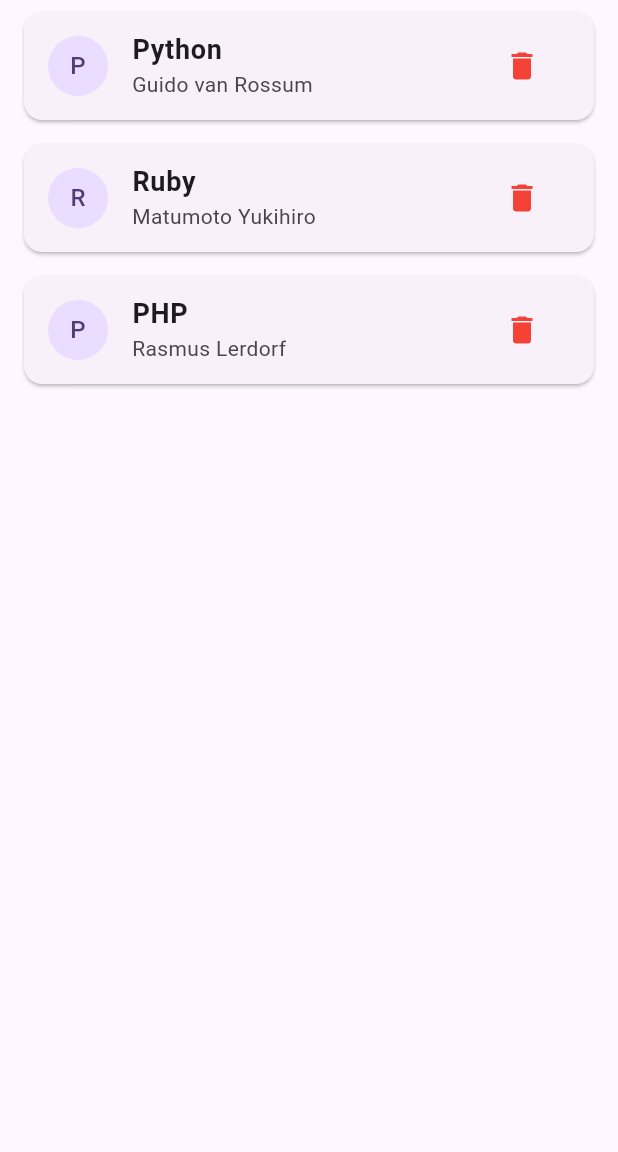
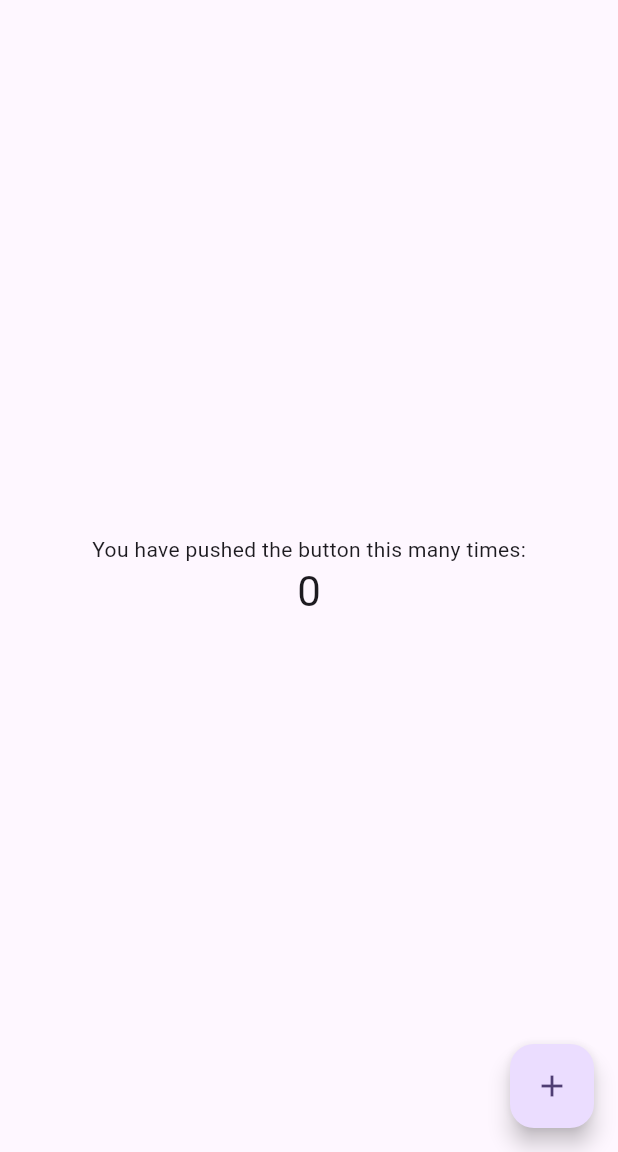
Before and after one commit to mi-tanaka0704/example_app, a Flutter app: the screen it shows after launch, on a phone screen of 412 x 824 dp, the part 84-1236 px from its top. Run offline on Flutter 3.47's test engine with Material 3 defaults, Android fonts, the phone set to English and light mode, and no system bars.

Commit message:
efault counter app push

```diff
--- a/lib/main.dart
+++ b/lib/main.dart
@@ -13,6 +13,7 @@ class MyApp extends StatelessWidget {
       title: 'Flutter Demo',
       theme: ThemeData(
         colorScheme: ColorScheme.fromSeed(seedColor: Colors.deepPurple),
+        //useMaterial3: true,
       ),
       home: const MyHomePage(title: 'Flutter Demo Home Page'),
     );
@@ -29,15 +30,11 @@ class MyHomePage extends StatefulWidget {
 }
 
 class _MyHomePageState extends State<MyHomePage> {
-  Map<String, String> languages = {
-    'Python': 'Guido van Rossum',
-    'Ruby': 'Matumoto Yukihiro',
-    'PHP': 'Rasmus Lerdorf'
-  };
+  int _counter = 0;
 
-  void _removeLanguage(String key) {
+  void _incrementCounter() {
     setState(() {
-      languages.remove(key);
+      _counter++;
     });
   }
 
@@ -49,44 +46,23 @@ class _MyHomePageState extends State<MyHomePage> {
         title: Text(widget.title),
       ),
       body: Center(
-        child: languages.isEmpty
-            ? const Text(
-          'No languages available',
-          style: TextStyle(fontSize: 18),
-        )
-            : ListView.builder(
-          itemCount: languages.length,
-          itemBuilder: (context, index) {
-            String language = languages.keys.elementAt(index);
-            String creator = languages[language]!;
-
-            return Card(
-              margin: const EdgeInsets.symmetric(
-                horizontal: 16,
-                vertical: 8,
-              ),
-              child: ListTile(
-                leading: CircleAvatar(
-                  child: Text(language[0]),
-                ),
-                title: Text(
-                  language,
-                  style: const TextStyle(
-                    fontSize: 18,
-                    fontWeight: FontWeight.bold,
-                  ),
-                ),
-                subtitle: Text(creator),
-                trailing: IconButton(
-                  icon: const Icon(Icons.delete, color: Colors.red),
-                  onPressed: () {
-                    _removeLanguage(language);
-                  },
-                ),
-              ),
-            );
-          },
+        child: Column(
+          mainAxisAlignment: MainAxisAlignment.center,
+          children: <Widget>[
+            const Text(
+              'You have pushed the button this many times:',
+            ),
+            Text(
+              '$_counter',
+              style: Theme.of(context).textTheme.headlineMedium,
+            ),
+          ],
         ),
+      ),
+      floatingActionButton: FloatingActionButton(
+        onPressed: _incrementCounter,
+        tooltip: 'Increment',
+        child: const Icon(Icons.add),
       ),
     );
   }
```
